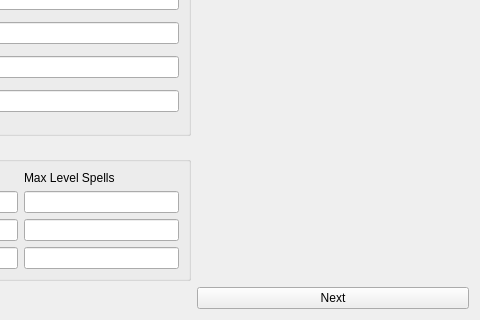
Old version of the form CharacterEditor/casteinfopanel.ui in the repository DrItanium/realmz_tools; both pictures show x 544 to 1024 and y 448 to 768 of the 1024 by 768 pixel window.
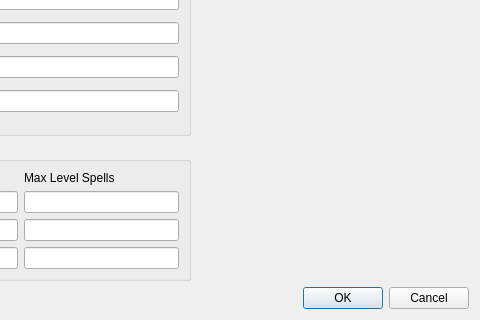
New version of the form.

Commit message: Use the button box widget

Patch:
```diff
--- a/CharacterEditor/casteinfopanel.ui
+++ b/CharacterEditor/casteinfopanel.ui
@@ -792,13 +792,6 @@
      </item>
     </widget>
    </item>
-   <item row="5" column="2">
-    <widget class="QPushButton" name="nextButton">
-     <property name="text">
-      <string>Next</string>
-     </property>
-    </widget>
-   </item>
    <item row="0" column="2" rowspan="3">
     <widget class="QGroupBox" name="miscModifications">
      <property name="title">
@@ -1027,6 +1020,13 @@
      </layout>
     </widget>
    </item>
+   <item row="5" column="2">
+    <widget class="QDialogButtonBox" name="buttonBox">
+     <property name="standardButtons">
+      <set>QDialogButtonBox::Cancel|QDialogButtonBox::Ok</set>
+     </property>
+    </widget>
+   </item>
   </layout>
  </widget>
  <resources/>
```
The commit also changes 3 other files.
